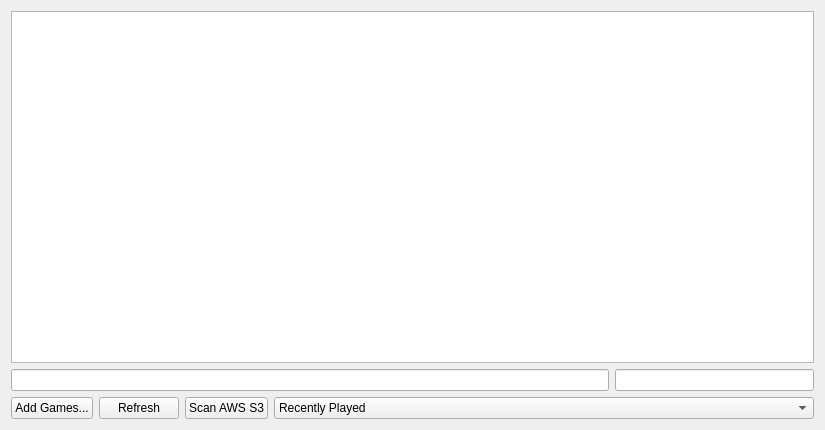
This is Source/ui_qt/Qt_ui/bootablelistdialog.ui in jpd002/Play- as Qt 5 draws it before an edit. The edited form follows.
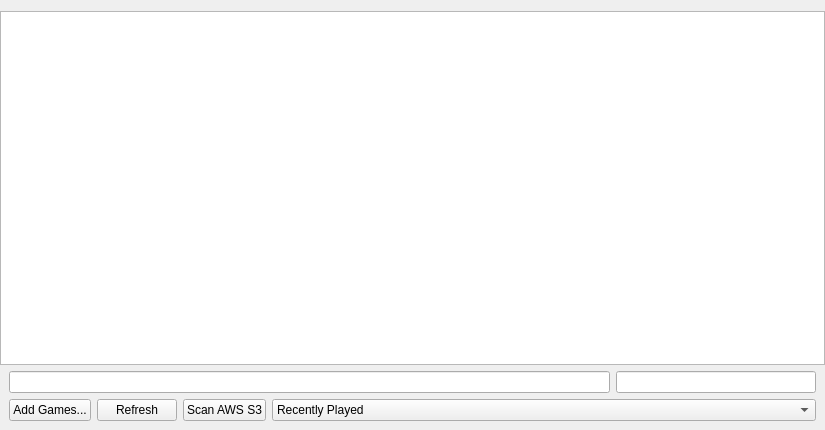
This is the edited form.

Commit message: Bootable dialog, add statusbar

```diff
--- a/Source/ui_qt/Qt_ui/bootablelistdialog.ui
+++ b/Source/ui_qt/Qt_ui/bootablelistdialog.ui
@@ -32,6 +32,15 @@
    <string>Bootable Selection Dialog</string>
   </property>
   <layout class="QVBoxLayout" name="verticalLayout_3">
+   <property name="leftMargin">
+    <number>0</number>
+   </property>
+   <property name="rightMargin">
+    <number>0</number>
+   </property>
+   <property name="bottomMargin">
+    <number>0</number>
+   </property>
    <item>
     <widget class="QListView" name="listView">
      <property name="sizePolicy">
@@ -56,6 +65,12 @@
    </item>
    <item>
     <layout class="QHBoxLayout" name="horizontalLayout_2">
+     <property name="leftMargin">
+      <number>9</number>
+     </property>
+     <property name="rightMargin">
+      <number>9</number>
+     </property>
      <item>
       <widget class="QLineEdit" name="pathLineEdit">
        <property name="sizePolicy">
@@ -86,6 +101,18 @@
    </item>
    <item>
     <layout class="QHBoxLayout" name="horizontalLayout">
+     <property name="leftMargin">
+      <number>9</number>
+     </property>
+     <property name="topMargin">
+      <number>0</number>
+     </property>
+     <property name="rightMargin">
+      <number>9</number>
+     </property>
+     <property name="bottomMargin">
+      <number>9</number>
+     </property>
      <item>
       <widget class="QPushButton" name="add_games_button">
        <property name="sizePolicy">
```
The commit also changes 2 other files.
